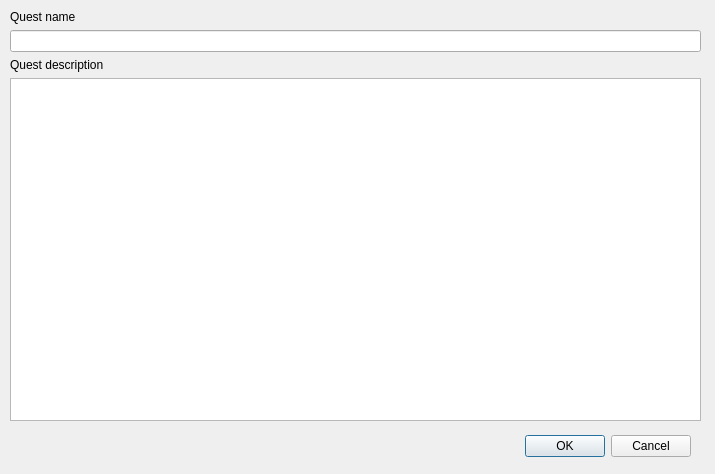
The window that src/QuestSettingsDialog.ui (lpenguin/QxEditor-Qt) describes before a commit, drawn with Qt 5.
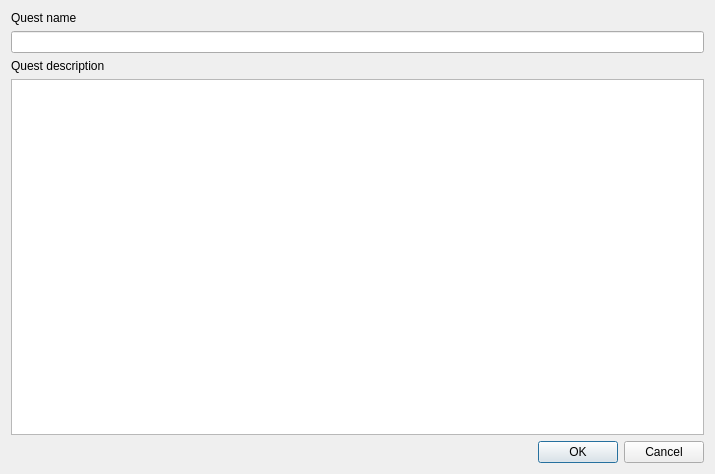
The same window after the commit.

Commit message: * изменения в дизайне * транслитер заменяет "-" на "_"

The edit to the form file:
```diff
--- a/src/QuestSettingsDialog.ui
+++ b/src/QuestSettingsDialog.ui
@@ -13,31 +13,8 @@
   <property name="windowTitle">
    <string>Dialog</string>
   </property>
-  <widget class="QDialogButtonBox" name="buttonBox">
-   <property name="geometry">
-    <rect>
-     <x>350</x>
-     <y>430</y>
-     <width>341</width>
-     <height>32</height>
-    </rect>
-   </property>
-   <property name="orientation">
-    <enum>Qt::Horizontal</enum>
-   </property>
-   <property name="standardButtons">
-    <set>QDialogButtonBox::Cancel|QDialogButtonBox::Ok</set>
-   </property>
-  </widget>
-  <widget class="QWidget" name="">
-   <property name="geometry">
-    <rect>
-     <x>10</x>
-     <y>10</y>
-     <width>691</width>
-     <height>411</height>
-    </rect>
-   </property>
+  <layout class="QVBoxLayout" name="verticalLayout_2">
+   <item>
    <layout class="QVBoxLayout" name="verticalLayout">
     <item>
      <widget class="QLabel" name="label_2">
@@ -60,7 +37,18 @@
      <widget class="QPlainTextEdit" name="questDescriptionEdit"/>
     </item>
    </layout>
-  </widget>
+   </item>
+   <item>
+    <widget class="QDialogButtonBox" name="buttonBox">
+     <property name="orientation">
+      <enum>Qt::Horizontal</enum>
+     </property>
+     <property name="standardButtons">
+      <set>QDialogButtonBox::Cancel|QDialogButtonBox::Ok</set>
+     </property>
+    </widget>
+   </item>
+  </layout>
  </widget>
  <resources/>
  <connections>
```
Lines whose indentation alone changed are shown as unchanged. The commit also changes 4 other files.
